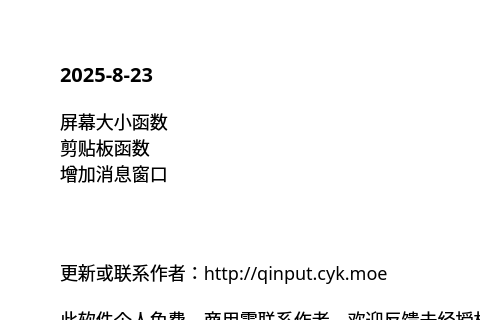
The window that source/ui/AboutUi.ui (ChiyukiGana/Quickinput) describes before a commit, drawn with Qt 5; both pictures show x 0 to 480 and y 0 to 320 of the 640 by 440 pixel window.
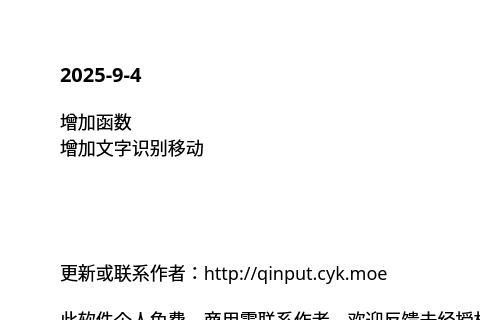
The same window after the commit.

What changed in the file:
```diff
--- a/source/ui/AboutUi.ui
+++ b/source/ui/AboutUi.ui
@@ -90,7 +90,7 @@
          <string notr="true">font-size:20px</string>
         </property>
         <property name="text">
-         <string>2025-8-23</string>
+         <string>2025-9-4</string>
         </property>
         <property name="textFormat">
          <enum>Qt::TextFormat::PlainText</enum>
@@ -106,9 +106,8 @@
          </sizepolicy>
         </property>
         <property name="text">
-         <string>屏幕大小函数
-剪贴板函数
-增加消息窗口</string>
+         <string>增加函数
+增加文字识别移动</string>
         </property>
         <property name="textFormat">
          <enum>Qt::TextFormat::PlainText</enum>
```
